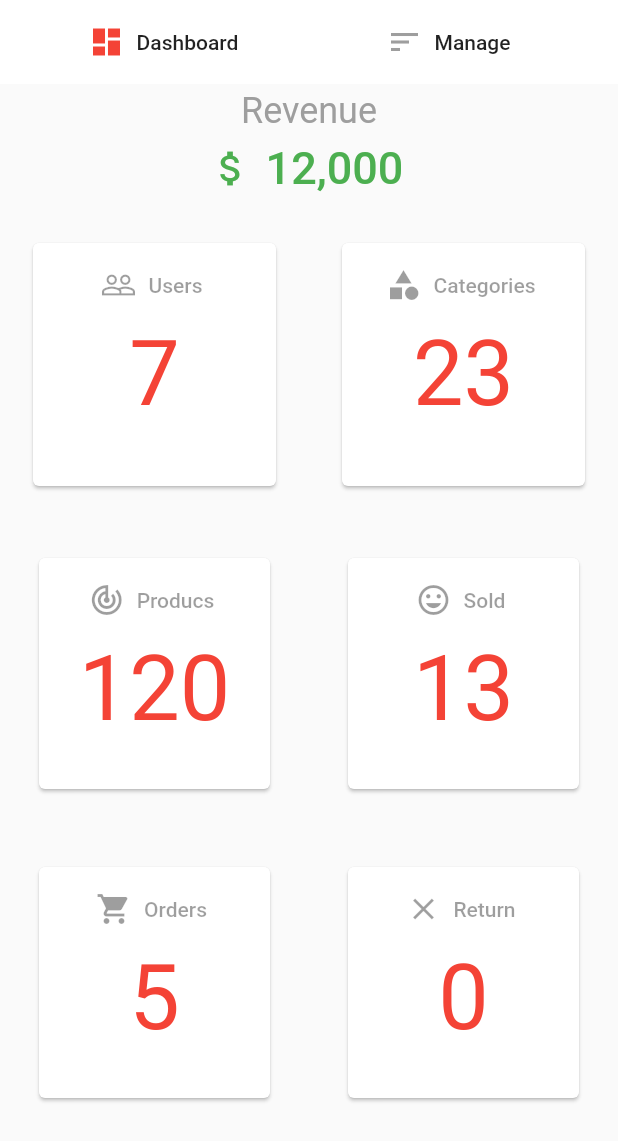
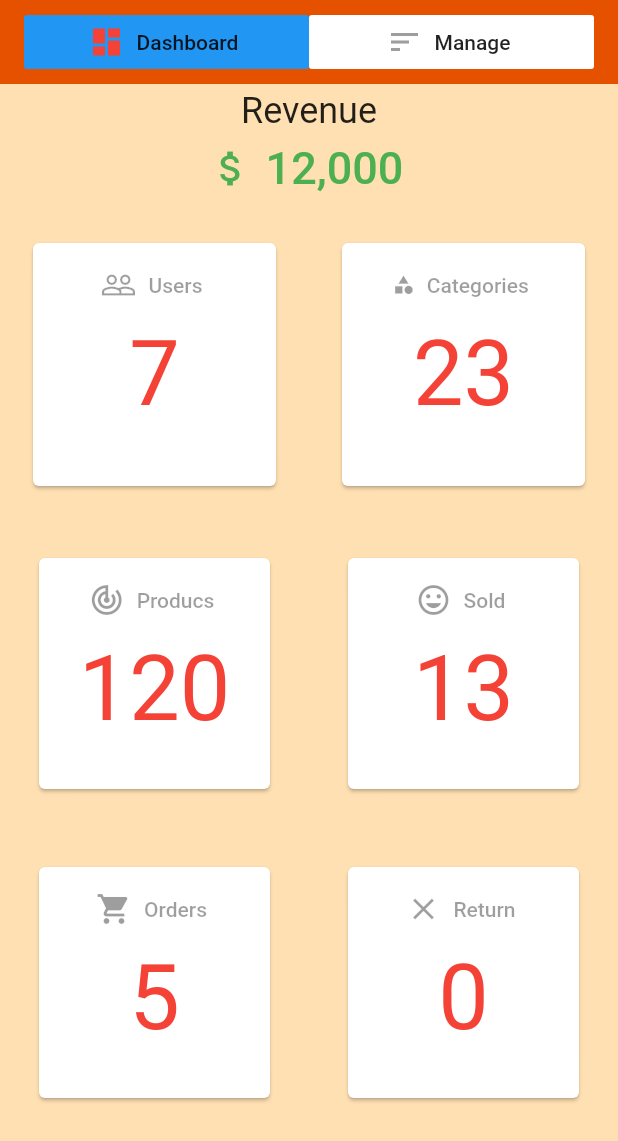
Before and after one commit to atm1504/atmmart-admin, a Flutter app: the screen it shows after launch, on a phone screen of 412 x 824 dp. Shown: the top 1141 px of the screen. Run offline on Flutter 3.47's test engine with Material 2 defaults, Android fonts, the phone set to English and light mode, and no system bars; our stand-ins replace cloud_firestore, fluttertoast; accounts and stored records are empty.

Commit message:
feat: Revamp the sample code according to my need

```diff
--- a/lib/screens/admin.dart
+++ b/lib/screens/admin.dart
@@ -1,9 +1,8 @@
 import 'package:atmmartadmin/db/brand.dart';
 import 'package:atmmartadmin/db/category.dart';
+import 'package:atmmartadmin/utils/utils.dart';
 import 'package:flutter/material.dart';
 import 'package:fluttertoast/fluttertoast.dart';
-//import '../db/category.dart';
-//import '../db/brand.dart';
 
 enum Page { dashboard, manage }
 
@@ -15,6 +14,8 @@ class Admin extends StatefulWidget {
 class _AdminState extends State<Admin> {
   Page _selectedPage = Page.dashboard;
   MaterialColor active = Colors.red;
+  MaterialColor selected = Colors.blue;
+  var notSelected = Colors.white;
   MaterialColor notActive = Colors.grey;
   TextEditingController categoryController = TextEditingController();
   TextEditingController brandController = TextEditingController();
@@ -31,6 +32,9 @@ class _AdminState extends State<Admin> {
             children: <Widget>[
               Expanded(
                   child: FlatButton.icon(
+                      color: _selectedPage == Page.dashboard
+                          ? selected
+                          : notSelected,
                       onPressed: () {
                         setState(() => _selectedPage = Page.dashboard);
                       },
@@ -43,6 +47,8 @@ class _AdminState extends State<Admin> {
                       label: Text('Dashboard'))),
               Expanded(
                   child: FlatButton.icon(
+                      color:
+                          _selectedPage == Page.manage ? selected : notSelected,
                       onPressed: () {
                         setState(() => _selectedPage = Page.manage);
                       },
@@ -55,7 +61,7 @@ class _AdminState extends State<Admin> {
             ],
           ),
           elevation: 0.0,
-          backgroundColor: Colors.white,
+          backgroundColor: Colors.orange[900],
         ),
         body: _loadScreen());
   }
@@ -63,7 +69,9 @@ class _AdminState extends State<Admin> {
   Widget _loadScreen() {
     switch (_selectedPage) {
       case Page.dashboard:
-        return Column(
+        return Container(
+          color: Colors.orange[100],
+          child: Column(
             children: <Widget>[
               ListTile(
                 subtitle: FlatButton.icon(
@@ -80,7 +88,7 @@ class _AdminState extends State<Admin> {
                 title: Text(
                   'Revenue',
                   textAlign: TextAlign.center,
-                style: TextStyle(fontSize: 24.0, color: Colors.grey),
+                  style: TextStyle(fontSize: 24.0, color: Colors.black87),
                 ),
               ),
               Expanded(
@@ -109,7 +117,10 @@ class _AdminState extends State<Admin> {
                         child: ListTile(
                             title: FlatButton.icon(
                                 onPressed: null,
-                              icon: Icon(Icons.category),
+                                icon: Icon(
+                                  Icons.category,
+                                  size: 15,
+                                ),
                                 label: Text("Categories")),
                             subtitle: Text(
                               '23',
@@ -182,23 +193,33 @@ class _AdminState extends State<Admin> {
                 ),
               ),
             ],
+          ),
         );
         break;
       case Page.manage:
-        return ListView(
+        return Container(
+          color: Colors.yellow[100],
+          child: ListView(
             children: <Widget>[
               ListTile(
                 leading: Icon(Icons.add),
-              title: Text("Add product"),
+                title: Text(
+                  "Add product",
+                  style: TextStyle(color: Colors.black),
+                ),
                 onTap: () {},
               ),
-            Divider(),
+              Divider(
+                color: Colors.red,
+              ),
               ListTile(
                 leading: Icon(Icons.change_history),
                 title: Text("Products list"),
                 onTap: () {},
               ),
-            Divider(),
+              Divider(
+                color: Colors.red,
+              ),
               ListTile(
                 leading: Icon(Icons.add_circle),
                 title: Text("Add category"),
@@ -206,13 +227,17 @@ class _AdminState extends State<Admin> {
                   _categoryAlert();
                 },
               ),
-            Divider(),
+              Divider(
+                color: Colors.red,
+              ),
               ListTile(
                 leading: Icon(Icons.category),
                 title: Text("Category list"),
                 onTap: () {},
               ),
-            Divider(),
+              Divider(
+                color: Colors.red,
+              ),
               ListTile(
                 leading: Icon(Icons.add_circle_outline),
                 title: Text("Add brand"),
@@ -220,7 +245,9 @@ class _AdminState extends State<Admin> {
                   _brandAlert();
                 },
               ),
-            Divider(),
+              Divider(
+                color: Colors.red,
+              ),
               ListTile(
                 leading: Icon(Icons.library_books),
                 title: Text("brand list"),
@@ -228,6 +255,7 @@ class _AdminState extends State<Admin> {
               ),
               Divider(),
             ],
+          ),
         );
         break;
       default:
@@ -242,21 +270,24 @@ class _AdminState extends State<Admin> {
         child: TextFormField(
           controller: categoryController,
           validator: (value) {
-            if (value.isEmpty) {
-              return 'category cannot be empty';
+            if (value.length <= 0) {
+              return 'Category cannot be empty';
             }
           },
-          decoration: InputDecoration(hintText: "add category"),
+          decoration: InputDecoration(hintText: "Add category"),
         ),
       ),
       actions: <Widget>[
         FlatButton(
             onPressed: () {
-              if (categoryController.text != null) {
+              if (categoryController.text.length != 0) {
                 _categoryService.createCategory(categoryController.text);
+                showToast("Category created successfully");
+                Navigator.pop(context);
+              } else {
+                Navigator.pop(context);
+                showToast("Category field cannot be empty");
               }
-              Fluttertoast.showToast(msg: 'category created');
-              Navigator.pop(context);
             },
             child: Text('ADD')),
         FlatButton(
@@ -287,11 +318,14 @@ class _AdminState extends State<Admin> {
       actions: <Widget>[
         FlatButton(
             onPressed: () {
-              if (brandController.text != null) {
+              if (brandController.text.length > 0) {
                 _brandService.createBrand(brandController.text);
+                Navigator.pop(context);
+                showToast("Brand added successfully");
+              } else {
+                Navigator.pop(context);
+                showToast("Brand field cannot be empty");
               }
-              Fluttertoast.showToast(msg: 'brand added');
-              Navigator.pop(context);
             },
             child: Text('ADD')),
         FlatButton(
```
Also changed, not shown: lib/utils/utils.dart (added, +13 -0 lines), 3 other files. Lines whose indentation alone changed are shown as unchanged.
